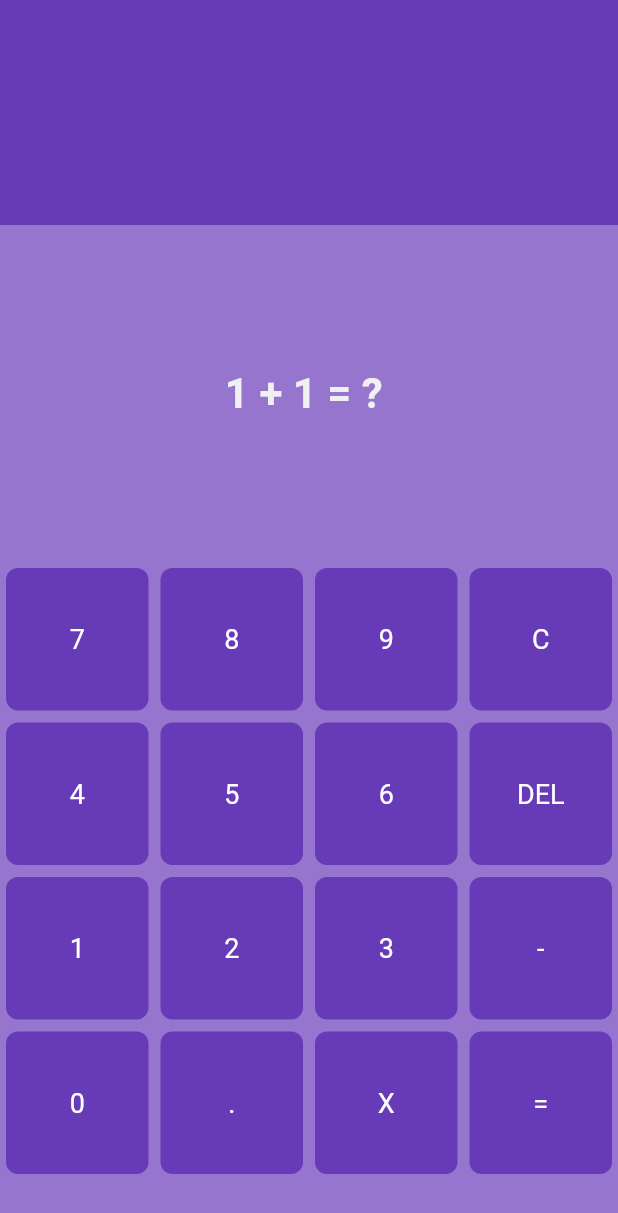
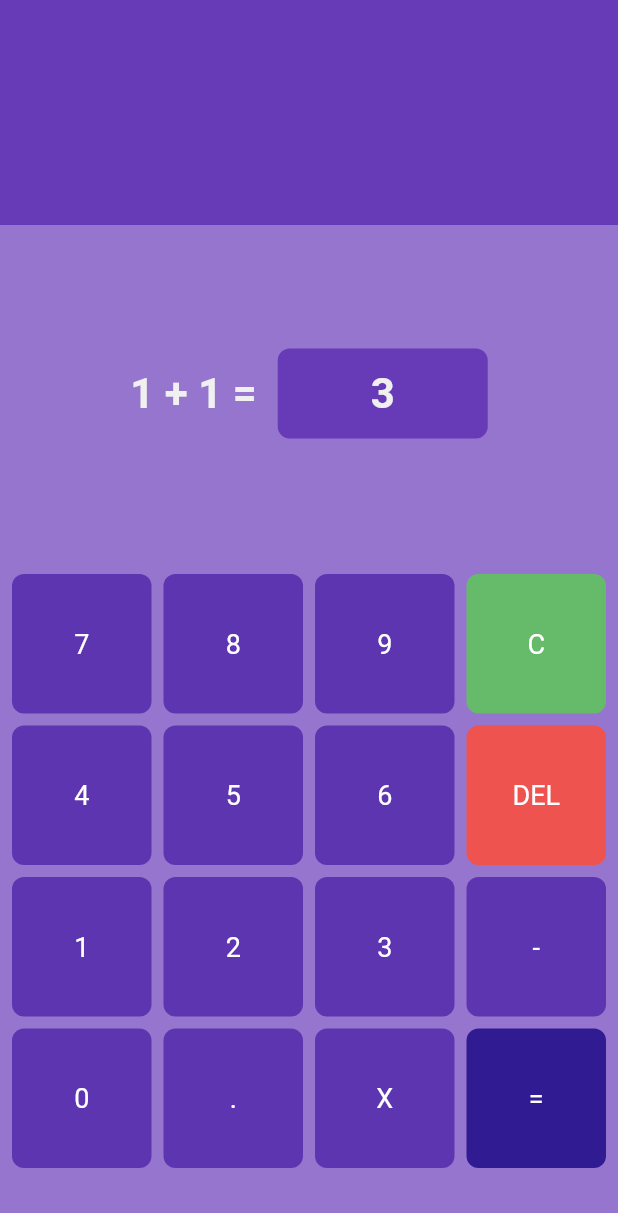
Before and after one commit to Sanchitpoudel/MathGame, a Flutter app: the screen it shows after launch, on a phone screen of 412 x 824 dp. Shown: the top 1213 px of the screen. Run offline on Flutter 3.47's test engine with Material 2 defaults, Android fonts, the phone set to English and light mode, and no system bars.

Commit message:
Question part changes

```diff
--- a/lib/calculatorpart.dart
+++ b/lib/calculatorpart.dart
@@ -32,6 +32,8 @@ class _CalculatorState extends State<Calculator> {
   Widget build(BuildContext context) {
     return Expanded(
         flex: 2,
+        child: Padding(
+          padding: const EdgeInsets.all(4.0),
           child: GridView.builder(
             physics: NeverScrollableScrollPhysics(),
             itemCount: numberPad.length,
@@ -42,6 +44,7 @@ class _CalculatorState extends State<Calculator> {
                 child: numberPad[index],
               );
             },
+          ),
         ));
   }
 }
--- a/lib/homepage.dart
+++ b/lib/homepage.dart
@@ -1,8 +1,11 @@
+// ignore_for_file: prefer_const_constructors, unused_import
+
 import 'dart:ui';
 
 import 'package:flutter/material.dart';
 import 'package:mathgame/calculatorpart.dart';
 import 'package:mathgame/const.dart';
+import 'package:mathgame/questionpart.dart';
 
 class HomePage extends StatefulWidget {
   const HomePage({super.key});
@@ -24,11 +27,7 @@ class _HomePageState extends State<HomePage> {
             color: Colors.deepPurple,
           ),
           //question
-          Expanded(
-            child: Container(
-              child: Center(child: Text('1 + 1 = ? ', style: whiteTextStyle)),
-            ),
-          ),
+          Question(),
           Calculator()
           //calculator
         ],
--- /dev/null
+++ b/lib/questionpart.dart
@@ -0,0 +1,37 @@
+import 'package:flutter/material.dart';
+import 'package:mathgame/const.dart';
+
+class Question extends StatefulWidget {
+  Question({super.key});
+
+  @override
+  State<Question> createState() => _QuestionState();
+}
+
+class _QuestionState extends State<Question> {
+    String userAnswer = '3';
+
+  @override
+  Widget build(BuildContext context) {
+    return Expanded(
+      child: Container(
+        child: Center(
+            child: Row(
+          mainAxisAlignment: MainAxisAlignment.center,
+          children: [
+            Text('1 + 1 =  ', style: whiteTextStyle),
+            Container(
+              height: 60,
+              width: 140,
+              decoration: BoxDecoration(
+                color: Colors.deepPurple,
+                borderRadius: BorderRadius.circular(8),
+              ),
+              child: Center(child: Text(userAnswer,style: whiteTextStyle,)),
+            )
+          ],
+        )),
+      ),
+    );
+  }
+}
--- a/lib/util/number_key.dart
+++ b/lib/util/number_key.dart
@@ -2,15 +2,22 @@ import 'package:flutter/material.dart';
 
 class NumberKey extends StatelessWidget {
   final String child;
-  const NumberKey({super.key, required this.child});
-
+  var buttonColor = Colors.deepPurple[600];
+  NumberKey({super.key, required this.child});
   @override
   Widget build(BuildContext context) {
+    if (child == 'C') {
+      buttonColor = Colors.green[400];
+    } else if (child == 'DEL') {
+      buttonColor = Colors.red[400];
+    } else if (child == "=") {
+      buttonColor = Colors.deepPurple[900];
+    }
     return Padding(
       padding: const EdgeInsets.all(4.0),
       child: Container(
         decoration: BoxDecoration(
-          color: Colors.deepPurple,
+          color: buttonColor,
           borderRadius: BorderRadius.circular(8),
         ),
         child: Center(
```
Lines whose indentation alone changed are shown as unchanged.
